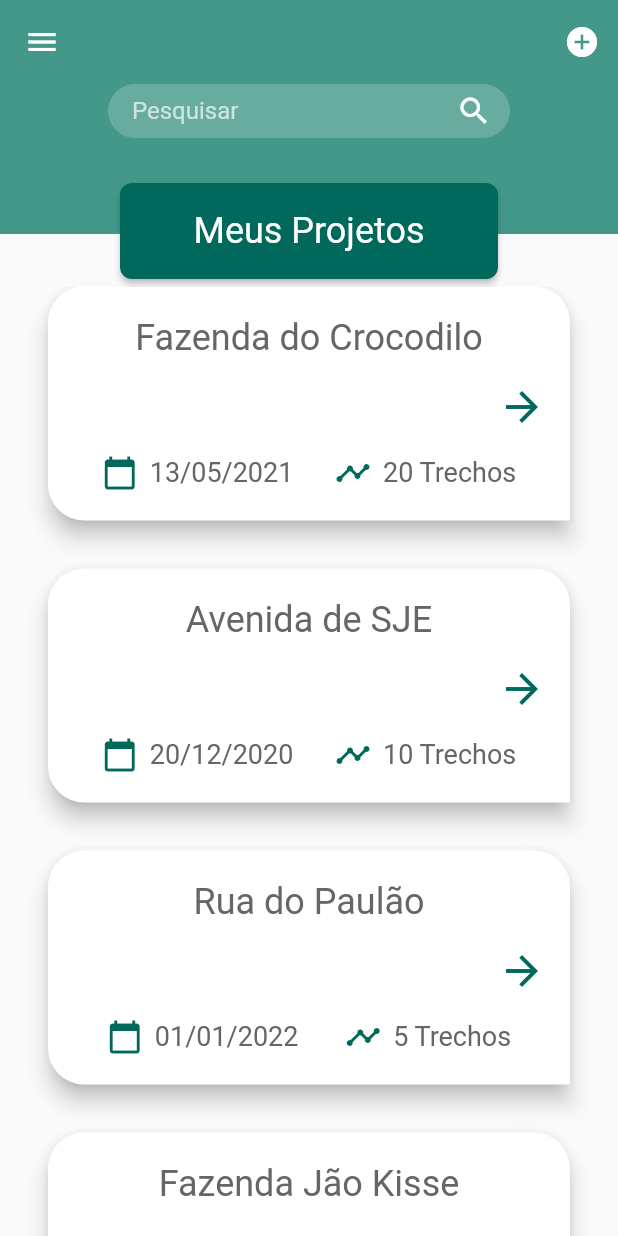
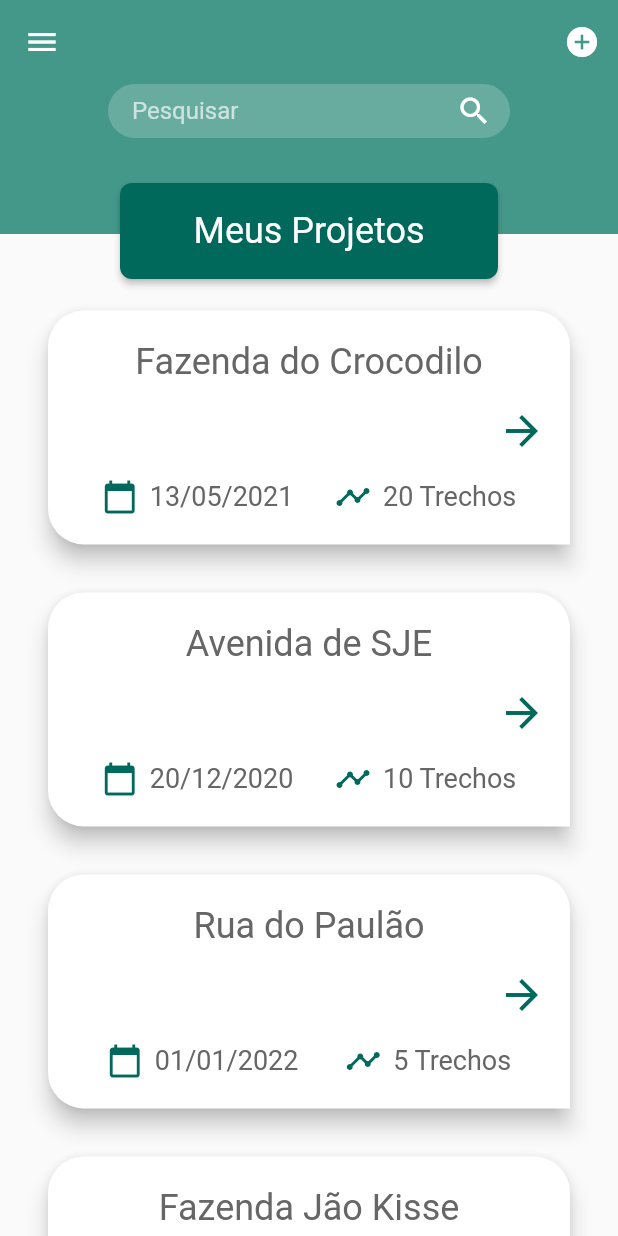
Before and after one commit to TheuFerreira/Flutter-Barraginha, a Flutter app: the screen it shows after launch, on a phone screen of 412 x 824 dp. Run offline on Flutter 3.47's test engine with Material 2 defaults, Android fonts, the phone set to English and light mode, and no system bars; our stand-ins replace flutter_mobx, mobx; generated files the repository leaves out were written again.

Commit message:
Update Spacing between cards in project

```diff
--- a/lib/app/screens/projects/components/item_project_widget.dart
+++ b/lib/app/screens/projects/components/item_project_widget.dart
@@ -16,7 +16,12 @@ class ItemProjectWidget extends StatelessWidget {
   Widget build(BuildContext context) {
     return Card(
       elevation: 6,
-      margin: const EdgeInsets.only(bottom: 32.0, left: 32.0, right: 32.0),
+      margin: const EdgeInsets.only(
+        top: 16.0,
+        bottom: 16.0,
+        left: 32.0,
+        right: 32.0,
+      ),
       shape: const RoundedRectangleBorder(
         borderRadius: BorderRadius.only(
           bottomLeft: Radius.circular(24),
```
